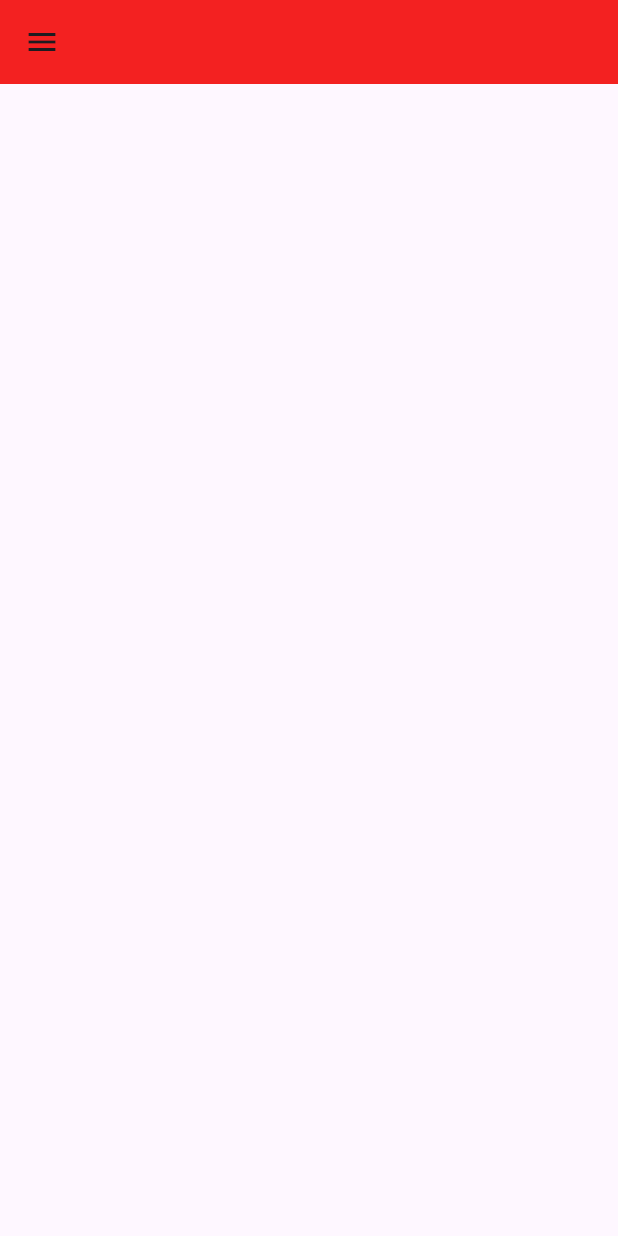
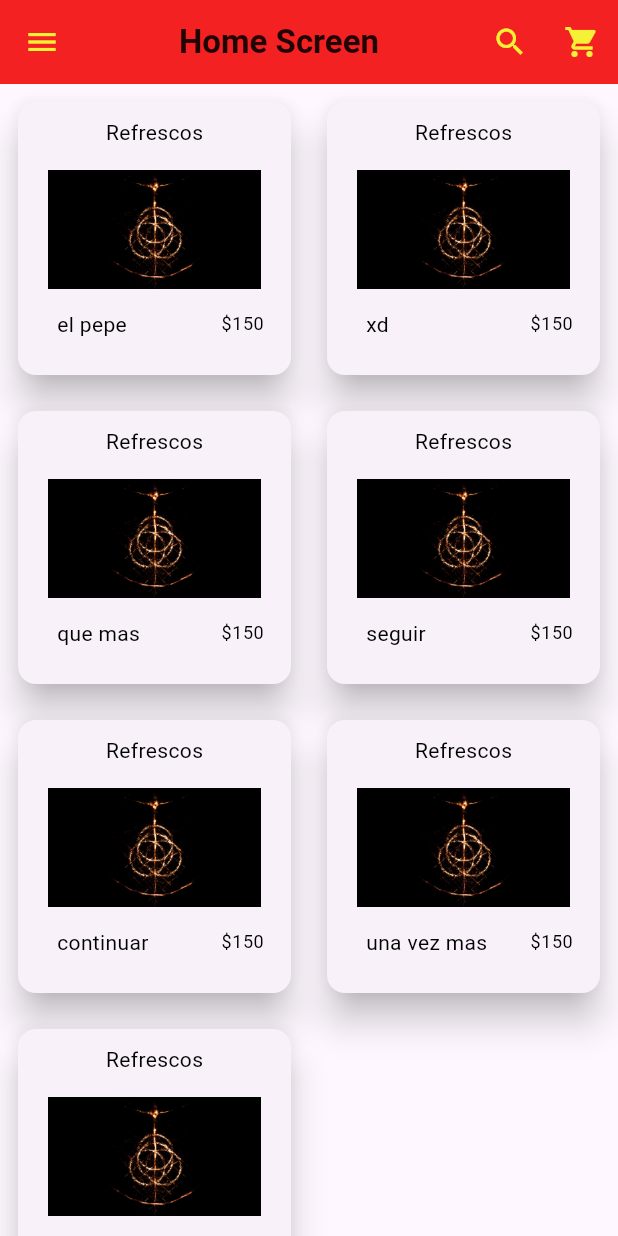
Before and after one commit to ChrisRamirez11/shopping_app, a Flutter app: the HomeSreen screen opened directly, on a phone screen of 412 x 824 dp. Run offline on Flutter 3.47's test engine with Material 3 defaults, Android fonts, the phone set to English and light mode, and no system bars; our stand-ins replace rxdart, shared_preferences; missing offline and left inert: connection_status_bar; accounts and stored records are empty.

Commit message:
assets folder, image added, home xcreen updated anda gridView shell finished

```diff
--- a/lib/main.dart
+++ b/lib/main.dart
@@ -1,4 +1,5 @@
 import 'package:app_tienda_comida/provider/onHoverProvider.dart';
+import 'package:app_tienda_comida/screens/home_screen.dart';
 import 'package:app_tienda_comida/screens/register_screen.dart';
 import 'package:app_tienda_comida/utils/bloc/loginBloc/provider.dart';
 
@@ -33,7 +34,7 @@ class MyApp extends StatelessWidget {
           debugShowCheckedModeBanner: false,
           title: 'App Comida',
           theme: theme,
-          home: RegisterScreen(),
+          home: HomeSreen(),
         ),
       ),
     );
--- a/lib/screens/home_screen.dart
+++ b/lib/screens/home_screen.dart
@@ -1,4 +1,5 @@
 import 'package:app_tienda_comida/utils/theme.dart';
+import 'package:app_tienda_comida/widgets/grid_view_widget.dart';
 import 'package:flutter/material.dart';
 
 class HomeSreen extends StatefulWidget {
@@ -15,7 +16,28 @@ class _HomeSreenState extends State<HomeSreen> {
   Widget build(BuildContext context) {
     return Scaffold(
       appBar: AppBar(
+        title: Center(
+          child: Text(
+            'Home Screen',
+            style: Theme.of(context).textTheme.titleLarge,
+          ),
+        ),
+        foregroundColor: secondary,
         backgroundColor: primary,
+        actions: [
+          Container(
+              child: IconButton(
+            onPressed: () {},
+            icon: Icon(Icons.search_outlined),
+          )),
+          Container(
+              child: IconButton(
+            onPressed: () {},
+            icon: Icon(
+              IconData(0xe59c, fontFamily: 'MaterialIcons'),
+            ),
+          ))
+        ],
       ),
       drawer: Drawer(
         child: ListView(
@@ -40,7 +62,7 @@ class _HomeSreenState extends State<HomeSreen> {
           ],
         ),
       ),
-      body: Center(),
+      body: GridViewWidget(),
     );
   }
 }
--- a/lib/utils/theme.dart
+++ b/lib/utils/theme.dart
@@ -1,22 +1,23 @@
 import 'package:flutter/material.dart';
 
+Color primary = const Color.fromARGB(255, 243, 33, 33);
+Color secondary = const Color.fromARGB(255, 244, 241, 54);
 ThemeData theme = ThemeData(
   textTheme: TextTheme(
     bodyLarge: TextStyle(color: Colors.black),
     bodyMedium: TextStyle(color: Colors.black),
     bodySmall: TextStyle(color: Colors.black),
-    displayLarge: TextStyle(color: Colors.white),
     displayMedium: TextStyle(color: Colors.white),
     displaySmall: TextStyle(color: Colors.white),
     headlineLarge: TextStyle(color: Colors.white),
-    headlineMedium: TextStyle(color: Colors.white),
+    headlineMedium: TextStyle(color: Colors.black, fontWeight: FontWeight.bold),
     headlineSmall: TextStyle(color: Colors.white),
     labelLarge: TextStyle(color: Colors.white),
     labelMedium: TextStyle(color: Colors.white),
     labelSmall: TextStyle(color: Colors.white),
-    titleLarge: TextStyle(color: Colors.white),
-    titleMedium: TextStyle(color: Colors.white),
-    titleSmall: TextStyle(color: Colors.white),
+    titleLarge: TextStyle(color: Colors.black87, fontWeight: FontWeight.bold),
+    titleMedium: TextStyle(color: Colors.black),
+    titleSmall: TextStyle(color: Colors.black),
   ),
   scrollbarTheme: const ScrollbarThemeData(
     trackVisibility: MaterialStatePropertyAll(true),
@@ -25,9 +26,9 @@ ThemeData theme = ThemeData(
     thumbVisibility: MaterialStatePropertyAll(true),
   ),
 
-  primaryColor: const Color.fromARGB(255, 243, 33, 33),
+  primaryColor: primary,
   // Color azul
-  secondaryHeaderColor: const Color.fromARGB(255, 244, 241, 54), // Color rojo
+  secondaryHeaderColor: secondary, // Color rojo
 
   colorScheme: ColorScheme.fromSeed(seedColor: Colors.deepPurple),
   useMaterial3: true,
--- /dev/null
+++ b/lib/widgets/grid_view_widget.dart
@@ -0,0 +1,59 @@
+import 'package:flutter/material.dart';
+
+class GridViewWidget extends StatelessWidget {
+  GridViewWidget({super.key});
+  final List list = [
+    'el pepe',
+    'xd',
+    'que mas',
+    'seguir',
+    'continuar',
+    'una vez mas',
+    'ultimo'
+  ];
+
+  @override
+  Widget build(BuildContext context) {
+    return GridView.builder(
+      itemCount: list.length,
+      gridDelegate:
+          SliverGridDelegateWithFixedCrossAxisCount(crossAxisCount: 2),
+      itemBuilder: (context, index) {
+        return Padding(
+          padding: const EdgeInsets.all(8.0),
+          child: Card(
+            elevation: 10,
+            child: Container(
+                margin: EdgeInsets.all(10),
+                child: _createGridTile(context, index)),
+          ),
+        );
+      },
+    );
+  }
+
+  _createGridTile(BuildContext context, int index) {
+    return GridTile(
+        footer: GridTileBar(
+          title: Text(
+            list[index],
+            style: Theme.of(context).textTheme.bodyMedium,
+          ),
+          trailing: Text(
+            '\$150',
+            style: Theme.of(context).textTheme.bodySmall,
+          ),
+        ),
+        child: Container(
+          child: Column(
+            children: [
+              Text('Refrescos'),
+              Container(
+                  padding: EdgeInsets.only(top: 15),
+                  margin: EdgeInsets.symmetric(horizontal: 10),
+                  child: Image.asset('assets/images/er.jpg'))
+            ],
+          ),
+        ));
+  }
+}
--- a/pubspec.yaml
+++ b/pubspec.yaml
@@ -63,9 +63,9 @@ flutter:
   uses-material-design: true
 
   # To add assets to your application, add an assets section, like this:
-  # assets:
-  #   - images/a_dot_burr.jpeg
-  #   - images/a_dot_ham.jpeg
+  assets:
+    - assets/
+    - assets/images/
 
   # An image asset can refer to one or more resolution-specific "variants", see
   # https://flutter.dev/assets-and-images/#resolution-aware
```
Also changed, not shown: assets/images/er.jpg (added).
